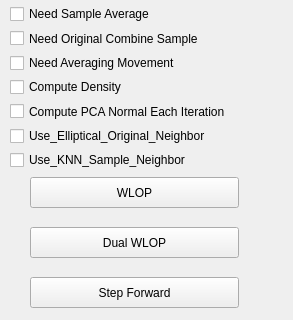
Before: the Qt Designer form point-cloud-2015/UI/para_wlop.ui in sunwaylive/Point-Cloud-Processing-2015, drawn with Qt 5; both pictures show x 0 to 293 and y 103 to 423 of the 293 by 581 pixel window.
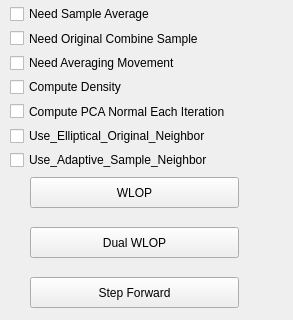
After: the same form once the commit is applied.

Commit message: half implemented adaptive sample neighbor

Diff of the .ui file:
```diff
--- a/point-cloud-2015/UI/para_wlop.ui
+++ b/point-cloud-2015/UI/para_wlop.ui
@@ -168,7 +168,7 @@
     <item>
      <widget class="QCheckBox" name="Use_KNN_Sample_Neighbor">
       <property name="text">
-       <string>Use_KNN_Sample_Neighbor</string>
+       <string>Use_Adaptive_Sample_Neighbor</string>
       </property>
      </widget>
     </item>
```
The commit also changes 5 other files.
